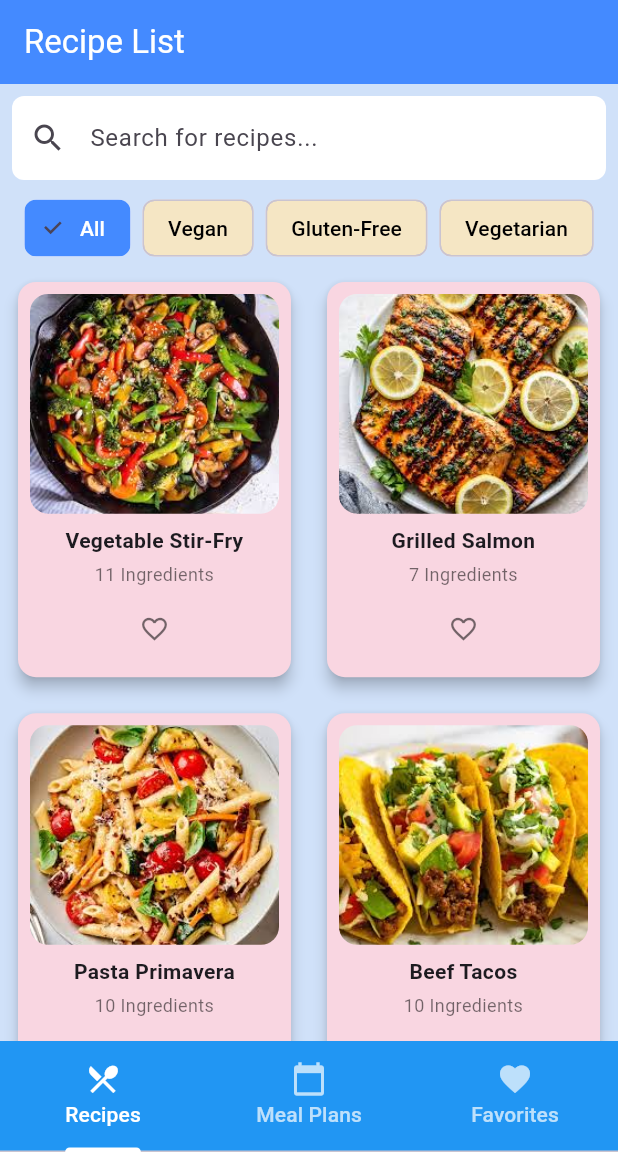
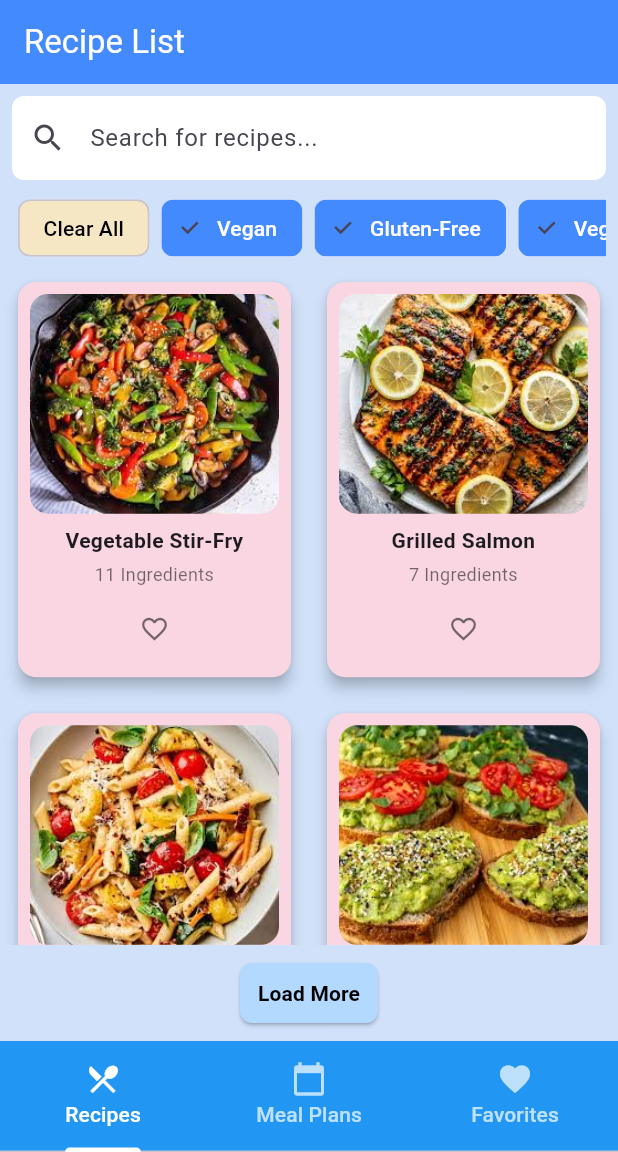
Before and after one commit to FaithNnakwe/Recipe-and-Meal-Planning-App, a Flutter app: the screen it shows after launch, on a phone screen of 412 x 824 dp, the part 84-1236 px from its top. Run offline on Flutter 3.47's test engine with Material 3 defaults, Android fonts, the phone set to English and light mode, and no system bars; our stand-ins replace sqflite; accounts and stored records are empty.

Commit message:
small adjustments to filters and meal plans

```diff
--- a/lib/favorites.dart
+++ b/lib/favorites.dart
@@ -1,4 +1,5 @@
 import 'package:flutter/material.dart';
+import 'package:meal_planning_app/meal_plan.dart';
 import 'package:provider/provider.dart';
 
 import 'detail.dart';
@@ -61,8 +62,10 @@ class Favorites extends StatelessWidget {
                     context,
                     MaterialPageRoute(
                       builder:
-                          (context) =>
-                              RecipeDetail(recipe: Recipe.fromMap(recipe)),
+                          (context) => RecipeDetail(
+                            recipe: Recipe.fromMap(recipe),
+                            mealPlan: MealPlan(),
+                          ),
                     ),
                   );
                 },
--- a/lib/recipelist.dart
+++ b/lib/recipelist.dart
@@ -3,6 +3,7 @@ import 'package:provider/provider.dart';
 
 import 'detail.dart';
 import 'login.dart';
+import 'meal_plan.dart';
 import 'recipe.dart';
 import 'user_provider.dart';
 
@@ -15,10 +16,12 @@ class RecipeList extends StatefulWidget {
 
 class _RecipeListState extends State<RecipeList> {
   List<Recipe> myRecipes = recipes;
-  List<String> filters = ['All', 'Vegan', 'Gluten-Free', 'Vegetarian'];
-  String selectedFilter = 'All';
+  MealPlan mealPlan = MealPlan();
+  List<String> filters = ['Vegan', 'Gluten-Free', 'Vegetarian'];
+  Set<String> selectedFilters = {'Vegan', 'Gluten-Free', 'Vegetarian'};
   TextEditingController searchController = TextEditingController();
   String searchQuery = '';
+  int displayedRecipes = 6; // Initial number of recipes displayed
 
   @override
   void dispose() {
@@ -32,31 +35,21 @@ class _RecipeListState extends State<RecipeList> {
 
     var filteredRecipes =
         recipes.where((recipe) {
-          if (selectedFilter != 'All') {
-            switch (selectedFilter) {
-              case 'Vegan':
-                return recipe.isVegan;
-              case 'Gluten-Free':
-                return recipe.isGlutenFree;
-              case 'Vegetarian':
-                return recipe.isVegetarian;
-              default:
-                return true;
-            }
-          }
-          return true;
+          bool matchesFilters =
+              selectedFilters.isEmpty ||
+              (selectedFilters.contains('Vegan') && recipe.isVegan) ||
+              (selectedFilters.contains('Gluten-Free') &&
+                  recipe.isGlutenFree) ||
+              (selectedFilters.contains('Vegetarian') && recipe.isVegetarian);
+
+          String query = searchQuery.toLowerCase();
+          bool matchesName = recipe.name.toLowerCase().contains(query);
+          bool matchesIngredient = recipe.ingredients.any(
+            (ingredient) => ingredient.toLowerCase().contains(query),
+          );
+
+          return matchesFilters && (matchesName || matchesIngredient);
         }).toList();
-
-    if (searchQuery.isNotEmpty) {
-      filteredRecipes =
-          filteredRecipes
-              .where(
-                (recipe) => recipe.name.toLowerCase().contains(
-                  searchQuery.toLowerCase(),
-                ),
-              )
-              .toList();
-    }
 
     return Scaffold(
       backgroundColor: Color(0xFFD0E1F9),
@@ -90,29 +83,58 @@ class _RecipeListState extends State<RecipeList> {
             child: SingleChildScrollView(
               scrollDirection: Axis.horizontal,
               child: Row(
-                children:
-                    filters.map((String filter) {
+                children: [
+                  Padding(
+                    padding: EdgeInsets.symmetric(horizontal: 4.0),
+                    child: FilterChip(
+                      label: Text('Clear All'),
+                      selected: selectedFilters.isEmpty,
+                      onSelected: (bool selected) {
+                        setState(() {
+                          if (selectedFilters.isNotEmpty) {
+                            selectedFilters.clear();
+                          } else {
+                            selectedFilters.addAll(filters);
+                          }
+                        });
+                      },
+                      selectedColor: Colors.redAccent,
+                      backgroundColor: Color(0xFFF5E6C4),
+                      labelStyle: TextStyle(
+                        color:
+                            selectedFilters.isEmpty
+                                ? Colors.white
+                                : Colors.black,
+                      ),
+                    ),
+                  ),
+                  ...filters.map((String filter) {
                     return Padding(
                       padding: EdgeInsets.symmetric(horizontal: 4.0),
                       child: FilterChip(
                         label: Text(filter),
-                          selected: selectedFilter == filter,
+                        selected: selectedFilters.contains(filter),
                         onSelected: (bool selected) {
-                            setState(
-                              () => selectedFilter = selected ? filter : 'All',
-                            );
+                          setState(() {
+                            if (selected) {
+                              selectedFilters.add(filter);
+                            } else {
+                              selectedFilters.remove(filter);
+                            }
+                          });
                         },
                         selectedColor: Colors.blueAccent,
                         backgroundColor: Color(0xFFF5E6C4),
                         labelStyle: TextStyle(
                           color:
-                                selectedFilter == filter
+                              selectedFilters.contains(filter)
                                   ? Colors.white
                                   : Colors.black,
                         ),
                       ),
                     );
                   }).toList(),
+                ],
               ),
             ),
           ),
@@ -125,11 +147,40 @@ class _RecipeListState extends State<RecipeList> {
                 crossAxisSpacing: 16,
                 mainAxisSpacing: 16,
               ),
-              itemCount: filteredRecipes.length,
+              itemCount: displayedRecipes.clamp(0, filteredRecipes.length),
               itemBuilder: (context, index) {
                 final recipe = filteredRecipes[index];
                 return _buildRecipeCard(context, recipe, userProvider);
               },
+            ),
+          ),
+          if (displayedRecipes < filteredRecipes.length)
+            Padding(
+              padding: const EdgeInsets.all(8.0),
+              child: ElevatedButton(
+                onPressed: () {
+                  setState(() {
+                    displayedRecipes += 6; // Load 6 more recipes each time
+                  });
+                },
+                style: ElevatedButton.styleFrom(
+                  backgroundColor: Color(0xFFB3D9FF),
+                  shape: RoundedRectangleBorder(
+                    borderRadius: BorderRadius.circular(8),
+                  ),
+                  padding: EdgeInsets.symmetric(
+                    vertical: 8.0,
+                    horizontal: 12.0,
+                  ),
+                ),
+                child: Text(
+                  'Load More',
+                  style: TextStyle(
+                    fontSize: 14,
+                    color: Colors.black,
+                    fontWeight: FontWeight.bold,
+                  ),
+                ),
               ),
             ),
         ],
@@ -150,7 +201,10 @@ class _RecipeListState extends State<RecipeList> {
       onTap: () {
         Navigator.push(
           context,
-          MaterialPageRoute(builder: (context) => RecipeDetail(recipe: recipe)),
+          MaterialPageRoute(
+            builder:
+                (context) => RecipeDetail(recipe: recipe, mealPlan: mealPlan),
+          ),
         );
       },
       child: Card(
@@ -188,8 +242,6 @@ class _RecipeListState extends State<RecipeList> {
                 textAlign: TextAlign.center,
               ),
               SizedBox(height: 4),
-
-              // Favorites Button
               if (!userProvider.isLoggedIn)
                 IconButton(
                   icon: Icon(
@@ -204,7 +256,6 @@ class _RecipeListState extends State<RecipeList> {
                         action: SnackBarAction(
                           label: 'Log In',
                           onPressed: () {
-                            // Navigate to the Login screen
                             Navigator.push(
                               context,
                               MaterialPageRoute(
@@ -227,20 +278,8 @@ class _RecipeListState extends State<RecipeList> {
                   onPressed: () async {
                     if (isFavorite) {
                       await userProvider.deleteFavoriteRecipe(recipe.name);
-                      ScaffoldMessenger.of(context).showSnackBar(
-                        SnackBar(
-                          content: Text(
-                            '${recipe.name} removed from favorites',
-                          ),
-                        ),
-                      );
                     } else {
                       await userProvider.addFavoriteRecipe(recipe.toMap());
-                      ScaffoldMessenger.of(context).showSnackBar(
-                        SnackBar(
-                          content: Text('${recipe.name} added to favorites'),
-                        ),
-                      );
                     }
                   },
                 ),
```
Lines whose indentation alone changed are shown as unchanged.
